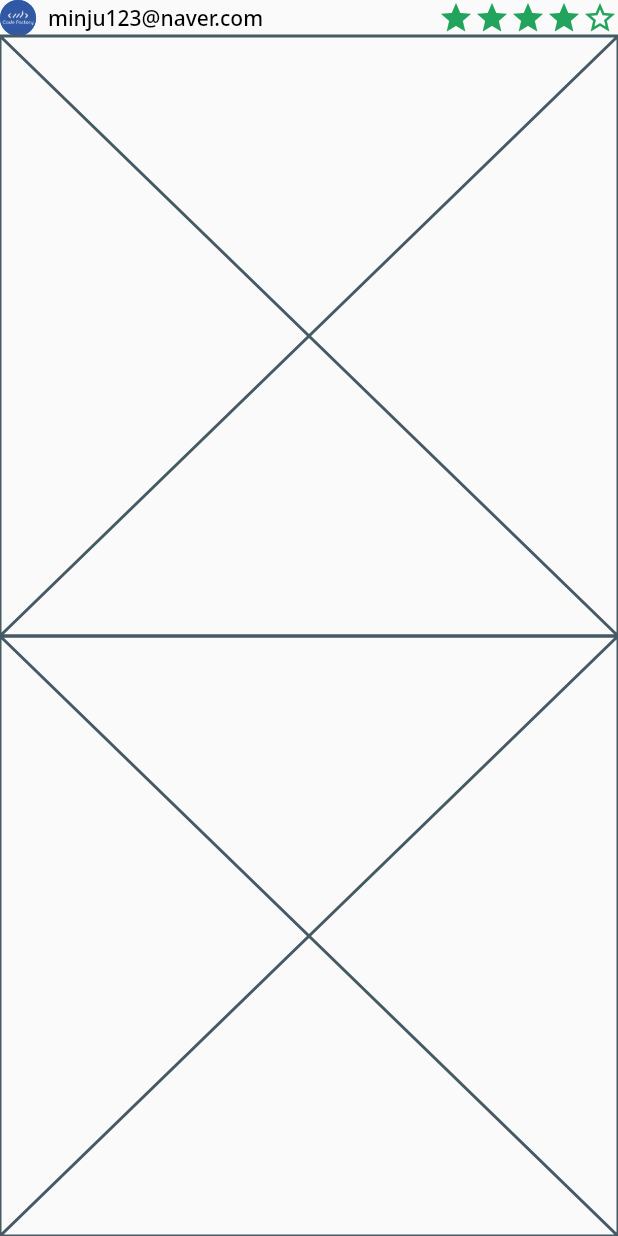
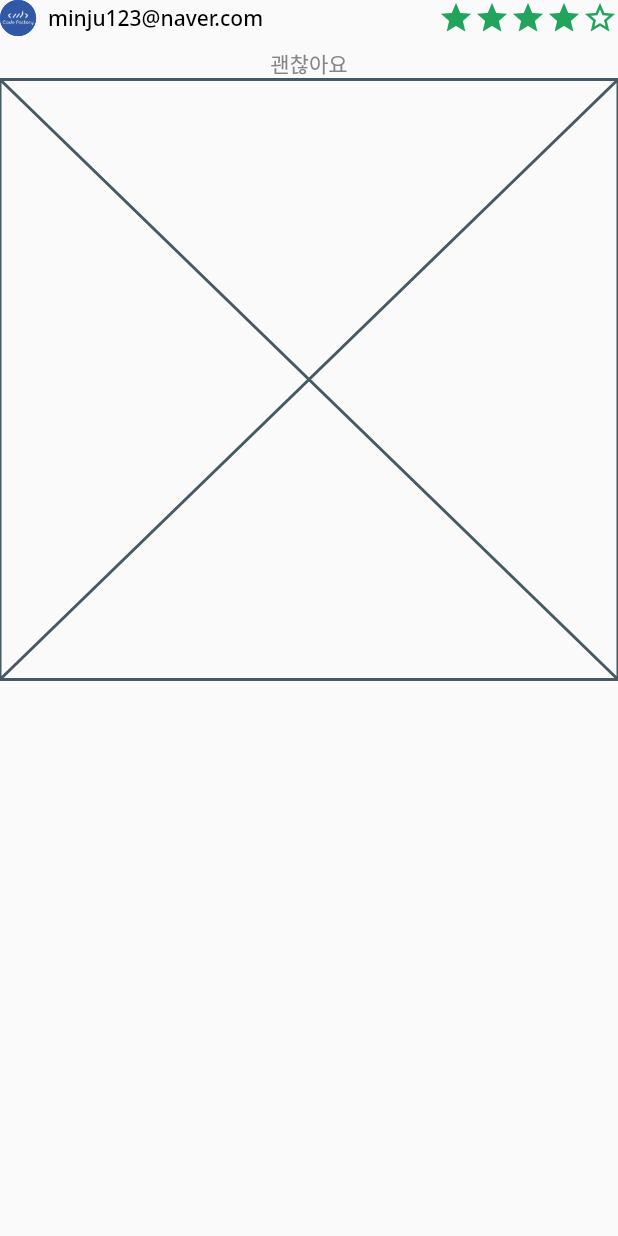
Before and after one commit to alswn2348/-CodeFactory-Intermediate-Flutter-Challenge-Project, a Flutter app: the RatingCard widget shown alone on an empty page, opened directly, on a phone screen of 412 x 824 dp. Run offline on Flutter 3.47's test engine with Material 2 defaults, Android fonts, the phone set to English and light mode, and no system bars; our stand-ins replace dio, flutter_riverpod, flutter_secure_storage, retrofit, skeletons; accounts and stored records are empty; generated files the repository leaves out were written again; network calls fail.

Commit message:
design : rating card body

```diff
--- a/lib/rating/component/rating_cart.dart
+++ b/lib/rating/component/rating_cart.dart
@@ -23,15 +23,20 @@ class RatingCard extends StatelessWidget {
 
   @override
   Widget build(BuildContext context) {
-    return Column(children: [
+    return Column(
+      children: [
         Header(
           avatarImage: avatarImage,
           email: email,
           rating: rating,
         ),
-      const Body(),
+        const SizedBox(
+          height: 8.0,
+        ),
+        Body(content: content),
         const Images(),
-    ]);
+      ],
+    );
   }
 }
 
@@ -81,11 +86,21 @@ class Header extends StatelessWidget {
 }
 
 class Body extends StatelessWidget {
-  const Body({super.key});
+  final String content;
+
+  const Body({super.key, required this.content});
 
   @override
   Widget build(BuildContext context) {
-    return const Placeholder();
+    return Flexible(
+      child: Text(
+        content,
+        style: const TextStyle(
+          color: BODY_TEXT_COLOR,
+          fontSize: 14.0,
+        ),
+      ),
+    );
   }
 }
 
```
Lines whose indentation alone changed are shown as unchanged.
